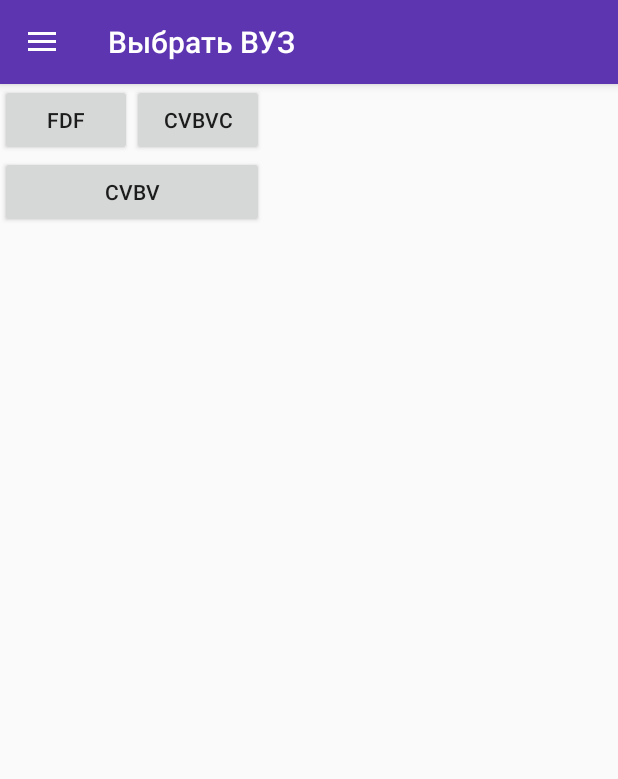
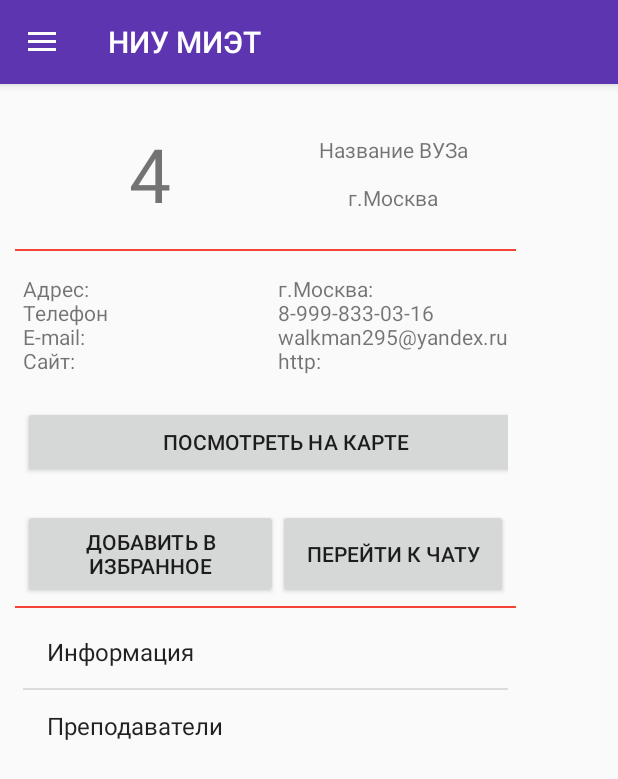
Before and after one commit to Boristul/UNIRating, an Android app: the screen it shows after launch (MainActivity_Navigation), after a tap on "НИУ МИЭТ", on a phone screen of 412 x 824 dp. Shown: the top 779 px of the screen. Run offline under Robolectric (Android 15) with nearby library versions, the phone set to English and light mode, and no system bars; 2 other taps on this screen came first.

Commit message:
Modified layout detail of Univercity

```diff
--- a/app/src/main/java/com/miet/walkman295/fragments/Section1_1_InfoUNI.java
+++ b/app/src/main/java/com/miet/walkman295/fragments/Section1_1_InfoUNI.java
@@ -2,19 +2,40 @@
 
 import android.os.Bundle;
 import android.support.v4.app.Fragment;
+import android.support.v4.app.FragmentActivity;
 import android.view.LayoutInflater;
 import android.view.View;
+import android.widget.ArrayAdapter;
+import android.widget.ListView;
 import android.view.ViewGroup;
 
 import com.miet.walkman295.unirating.R;
 
 public class Section1_1_InfoUNI extends Fragment {
+    //View v;
+    //ListView lvdata;
     @Override
     public View onCreateView(LayoutInflater inflater, ViewGroup container,
                              Bundle savedInstanceState) {
 
         View rootView = inflater.inflate(R.layout.activity_info_univercity, container,
                 false);
+
+        ListView lvdata = (ListView) rootView.findViewById(R.id.list_info);
+        String[] Array_for_List = getResources().getStringArray(R.array.info_universities);
+        ArrayAdapter<String> adapter = new ArrayAdapter<>(inflater.getContext(),
+                android.R.layout.simple_list_item_1, Array_for_List);
+
+        lvdata.setAdapter(adapter);
+
+        //return rootView;
         return rootView;
     }
+
+    @Override
+    public void onViewCreated(View view, Bundle savedInstanceState) {
+        super.onViewCreated(view, savedInstanceState);
+        //установка заголовка
+        getActivity().setTitle(Section1_SelectUNI.nameUNI);
+    }
 }
--- a/app/src/main/java/com/miet/walkman295/fragments/Section1_SelectUNI.java
+++ b/app/src/main/java/com/miet/walkman295/fragments/Section1_SelectUNI.java
@@ -14,6 +14,8 @@
 import com.miet.walkman295.unirating.R;
 
 public class Section1_SelectUNI extends ListFragment {
+    static String nameUNI = null;
+
     @Override
     public void onActivityCreated(Bundle savedInstanceState) {
         super.onActivityCreated(savedInstanceState);
@@ -29,7 +31,7 @@
         super.onListItemClick(l, v, position, id);
         // получаем текст нажатого элемента
         TextView textView = (TextView) v;
-        String itemText = textView.getText().toString();
+        nameUNI = textView.getText().toString();
 
         //переход между фрагментами
         Fragment fragment = new Section1_1_InfoUNI();
--- a/app/src/main/java/com/miet/walkman295/fragments/Section2_Chat.java
+++ b/app/src/main/java/com/miet/walkman295/fragments/Section2_Chat.java
@@ -15,7 +15,7 @@
     public void onActivityCreated(Bundle savedInstanceState) {
         super.onActivityCreated(savedInstanceState);
 
-        this.setEmptyText(getResources().getString(R.string.empty_chat));
+        //this.setEmptyText(getResources().getString(R.string.empty_chat));
 
         /*String[] Array_for_List = getResources().getStringArray(R.array.test_universities);
 
@@ -24,11 +24,12 @@
         setListAdapter(adapter);*/
     }
 
-    /*@Override
+    //связываем layout и ListFragment
+    @Override
     public View onCreateView(LayoutInflater inflater, ViewGroup container,
                              Bundle savedInstanceState) {
         return inflater.inflate(R.layout.activity_chat, null);
-    }*/
+    }
 
     @Override
     public void onViewCreated(View view, Bundle savedInstanceState) {
--- a/app/src/main/java/com/miet/walkman295/fragments/Section3_Favourite.java
+++ b/app/src/main/java/com/miet/walkman295/fragments/Section3_Favourite.java
@@ -15,7 +15,7 @@
     public void onActivityCreated(Bundle savedInstanceState) {
         super.onActivityCreated(savedInstanceState);
 
-        setEmptyText(getResources().getString(R.string.empty_favourite));
+        //setEmptyText(getResources().getString(R.string.empty_favourite));
 
         /*String[] Array_for_List = getResources().getStringArray(R.array.test_universities);
 
@@ -24,11 +24,11 @@
         setListAdapter(adapter);*/
     }
 
-    /*@Override
+    @Override
     public View onCreateView(LayoutInflater inflater, ViewGroup container,
                              Bundle savedInstanceState) {
         return inflater.inflate(R.layout.activity_favourite, null);
-    }*/
+    }
 
     @Override
     public void onViewCreated(View view, Bundle savedInstanceState) {
--- a/app/src/main/res/layout/activity_about.xml
+++ b/app/src/main/res/layout/activity_about.xml
@@ -5,9 +5,9 @@
     android:layout_height="match_parent">
 
     <TextView
-        android:layout_marginTop="200sp"
-        android:layout_marginLeft="10sp"
-        android:layout_marginRight="10sp"
+        android:layout_marginTop="200dp"
+        android:layout_marginLeft="10dp"
+        android:layout_marginRight="10dp"
         android:layout_width="wrap_content"
         android:layout_height="wrap_content"
         android:gravity="center"
--- a/app/src/main/res/layout/activity_donation.xml
+++ b/app/src/main/res/layout/activity_donation.xml
@@ -8,21 +8,21 @@
         android:id="@+id/paypal_button"
         android:layout_width="150dp"
         android:layout_height="wrap_content"
-        android:layout_marginTop="120sp"
-        android:layout_marginLeft="105sp"
+        android:layout_marginTop="120dp"
+        android:layout_marginLeft="105dp"
         android:text="PayPal"/>
     <Button
         android:id="@+id/yandexmoney_button"
         android:layout_width="150dp"
         android:layout_height="wrap_content"
-        android:layout_marginTop="40sp"
-        android:layout_marginLeft="105sp"
+        android:layout_marginTop="40dp"
+        android:layout_marginLeft="105dp"
         android:text="Yandex Money"/>
     <Button
         android:id="@+id/webmoney_button"
         android:layout_width="150dp"
         android:layout_height="wrap_content"
-        android:layout_marginTop="40sp"
-        android:layout_marginLeft="105sp"
+        android:layout_marginTop="40dp"
+        android:layout_marginLeft="105dp"
         android:text="WebMoney"/>
 </LinearLayout>
--- a/app/src/main/res/layout/activity_help.xml
+++ b/app/src/main/res/layout/activity_help.xml
@@ -16,16 +16,16 @@
         android:id="@+id/help_area"
         android:layout_width="250dp"
         android:layout_height="50dp"
-        android:layout_marginTop="50sp"
-        android:layout_marginLeft="50sp"
+        android:layout_marginTop="50dp"
+        android:layout_marginLeft="50dp"
         android:visibility="visible"/>
 
     <Button
         android:id="@+id/help_button"
         android:layout_width="wrap_content"
         android:layout_height="wrap_content"
-        android:layout_marginTop="40sp"
-        android:layout_marginLeft="125sp"
+        android:layout_marginTop="40dp"
+        android:layout_marginLeft="125dp"
         android:text="@string/button_in_help"/>
 
 </LinearLayout>
--- a/app/src/main/res/layout/activity_info_univercity.xml
+++ b/app/src/main/res/layout/activity_info_univercity.xml
@@ -1,37 +1,84 @@
 <?xml version="1.0" encoding="utf-8"?>
 <TableLayout xmlns:android="http://schemas.android.com/apk/res/android"
     android:layout_width="match_parent"
-    android:layout_height="match_parent">
+    android:layout_height="match_parent"
+    android:layout_marginLeft="10dp"
+    android:stretchColumns="*">
+    <TableRow
+        android:layout_marginTop="10dp"
+        android:padding="5dp">
+        <TextView
+            android:layout_width="match_parent"
+            android:layout_height="match_parent"
+            android:gravity="center"
+            android:layout_weight="1"
+            android:text="4"
+            android:textSize="50sp"
+            />
 
-    android:layout_width="fill_parent"
-    android:layout_height="fill_parent">
-    <TableRow>
-        <ImageView
-            android:layout_width="wrap_content"
-            android:layout_height="wrap_content"
-            android:layout_column="1"
+        <TextView
+            android:layout_width="match_parent"
+            android:layout_height="match_parent"
+            android:gravity="center"
+            android:text="Название ВУЗа\n\nг.Москва" />
+    </TableRow>
+
+    <View
+        android:layout_width="match_parent"
+        android:layout_height="1dp"
+        android:background="@color/colorAccent" />
+
+    <TableRow
+        android:layout_marginTop="10dp"
+        android:padding="5dp">
+        <TextView
+            android:layout_width="match_parent"
+            android:layout_height="match_parent"
+            android:layout_weight="1"
+            android:text="Адрес:\nТелефон\nE-mail:\nСайт:"
+            />
+
+        <TextView
+            android:layout_width="match_parent"
+            android:layout_height="match_parent"
+            android:text="г.Москва:\n8-999-833-03-16\nwalkman295@yandex.ru\nhttp:" />
+    </TableRow>
+
+    <TableRow
+        android:layout_marginTop="10dp"
+        android:padding="5dp">
+        <Button
+            android:layout_span="2"
+            android:layout_width="match_parent"
+            android:layout_height="match_parent"
+            android:text="@string/button_for_map"
             />
     </TableRow>
 
-    <TableRow>
+    <TableRow
+        android:layout_marginTop="10dp"
+        android:padding="5dp">
         <Button
-            android:layout_width="wrap_content"
-            android:layout_height="wrap_content"
-            android:text="fdf"
+            android:layout_width="match_parent"
+            android:layout_height="match_parent"
+            android:layout_weight="1"
+            android:text="@string/button_for_favourite"
             />
         <Button
-            android:layout_width="wrap_content"
-            android:layout_height="wrap_content"
-            android:text="cvbvc"
+            android:layout_width="match_parent"
+            android:layout_height="match_parent"
+            android:text="@string/button_for_chat"
             />
     </TableRow>
 
-    <TableRow>
-        <Button
-            android:layout_width="wrap_content"
-            android:layout_height="wrap_content"
-            android:text="cvbv"
-            android:layout_span="2"
-            />
-    </TableRow>
+    <View
+        android:layout_width="match_parent"
+        android:layout_height="1dp"
+        android:background="@color/colorAccent" />
+
+       <ListView
+           android:layout_span="2"
+           android:id="@+id/list_info"
+           android:padding="5dp">
+       </ListView>
 </TableLayout>
--- a/app/src/main/res/layout/activity_settings.xml
+++ b/app/src/main/res/layout/activity_settings.xml
@@ -3,8 +3,8 @@
     android:layout_width="match_parent"
     android:layout_height="match_parent"
     android:orientation="vertical"
-    android:layout_marginLeft="20dp"
-    android:layout_marginTop="20dp">
+    android:layout_marginLeft="20sp"
+    android:layout_marginTop="20sp">
 
     <CheckBox
         android:layout_width="wrap_content"
--- a/app/src/main/res/values/strings.xml
+++ b/app/src/main/res/values/strings.xml
@@ -19,10 +19,14 @@
         <item>ДВФУ</item>
     </string-array>
 
+    <string-array name="info_universities">
+        <item>Информация</item>
+        <item>Преподаватели</item>
+    </string-array>
+
     <string name="empty_favourite">Вы пока ничего не добавили в избранное</string>
     <string name="empty_chat">Вы пока не состоите ни в одной конференции</string>
     <string name="text_in_help">Оставьте своё сообщение здесь и мы ответим Вам в ближайшее время</string>
-    <string name="button_in_help">Отправить</string>
     <string name="text_in_about">Мы просто начинающие разработчики,
         которые хотят сдать проект на один из предметов в ВУЗе,
         пожалуйста, сделайте вид, что Вам понравилось наше приложение.</string>
@@ -35,6 +39,11 @@
     <string name="SettingSectionThird">Пробный RadioButton2</string>
     <string name="SettingSectionFourth">Пробный RadioButton3</string>
 
+    <string name="button_in_help">Отправить</string>
+    <string name="button_for_map">Посмотреть на карте</string>
+    <string name="button_for_favourite">Добавить в избранное</string>
+    <string name="button_for_chat">Перейти к чату</string>
+
     <!-- TODO: Remove or change this placeholder text -->
     <string name="hello_blank_fragment">Hello blank fragment</string>
 </resources>
```
